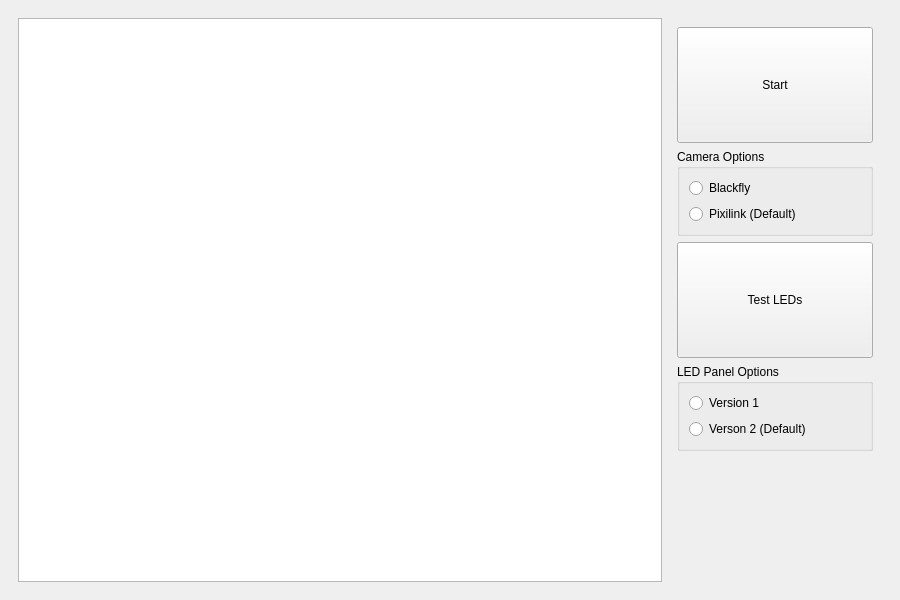
Above: src/skeleton/capture.ui from palimpsest-pursuers/capturing before the change. Below: the same form after it.
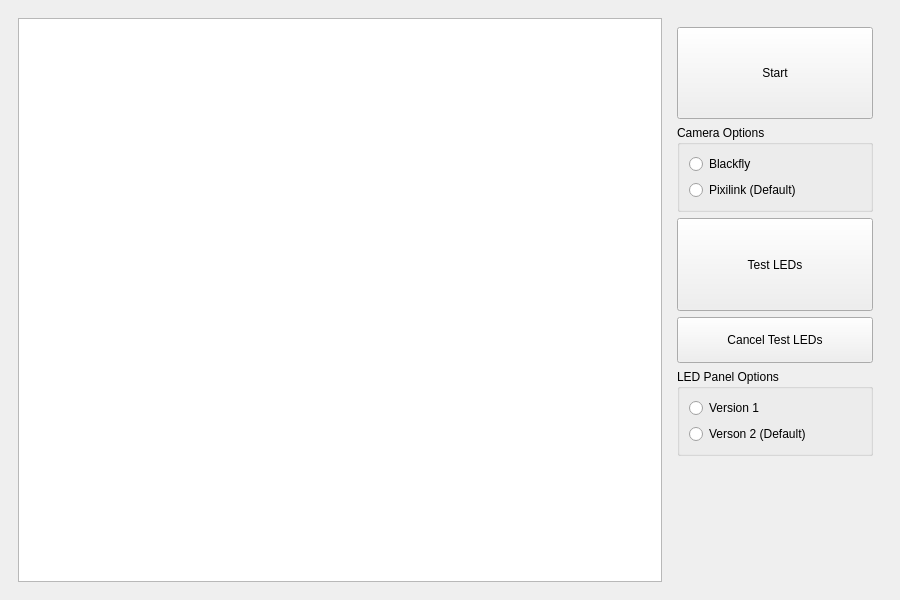
That is the form after the change. The open tabs and pages were chosen to show the change. Icons and pictures are not drawn.

The edit to the form file:
```diff
--- a/src/skeleton/capture.ui
+++ b/src/skeleton/capture.ui
@@ -83,7 +83,7 @@
                 <property name="sizePolicy">
                  <sizepolicy hsizetype="Minimum" vsizetype="Expanding">
                   <horstretch>1</horstretch>
-                  <verstretch>1</verstretch>
+                  <verstretch>2</verstretch>
                  </sizepolicy>
                 </property>
                 <property name="text">
@@ -125,7 +125,7 @@
                 <property name="sizePolicy">
                  <sizepolicy hsizetype="Minimum" vsizetype="Expanding">
                   <horstretch>1</horstretch>
-                  <verstretch>1</verstretch>
+                  <verstretch>2</verstretch>
                  </sizepolicy>
                 </property>
                 <property name="text">
@@ -133,6 +133,19 @@
                 </property>
                </widget>
               </item>
+              <item>
+               <widget class="QPushButton" name="cancelLEDsButton">
+                <property name="sizePolicy">
+                 <sizepolicy hsizetype="Minimum" vsizetype="Expanding">
+                  <horstretch>1</horstretch>
+                  <verstretch>1</verstretch>
+                 </sizepolicy>
+                </property>
+                <property name="text">
+                 <string>Cancel Test LEDs</string>
+                </property>
+               </widget>
+              </item>
               <item>
                <widget class="QGroupBox" name="LEDselectGroup">
                 <property name="sizePolicy">
```
Left out of the diff: 20 changed lines with no effect on the pictures.
